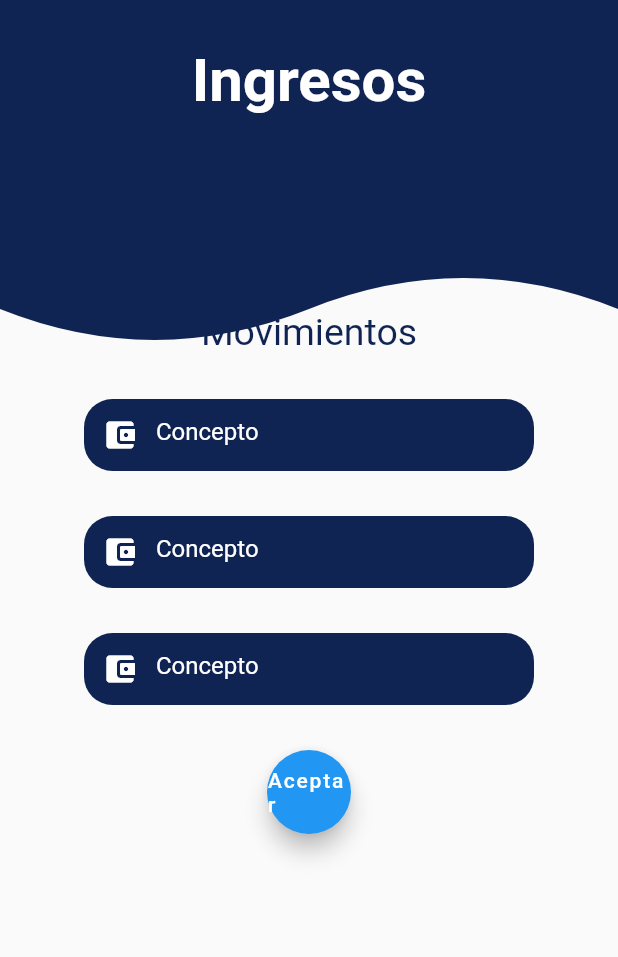
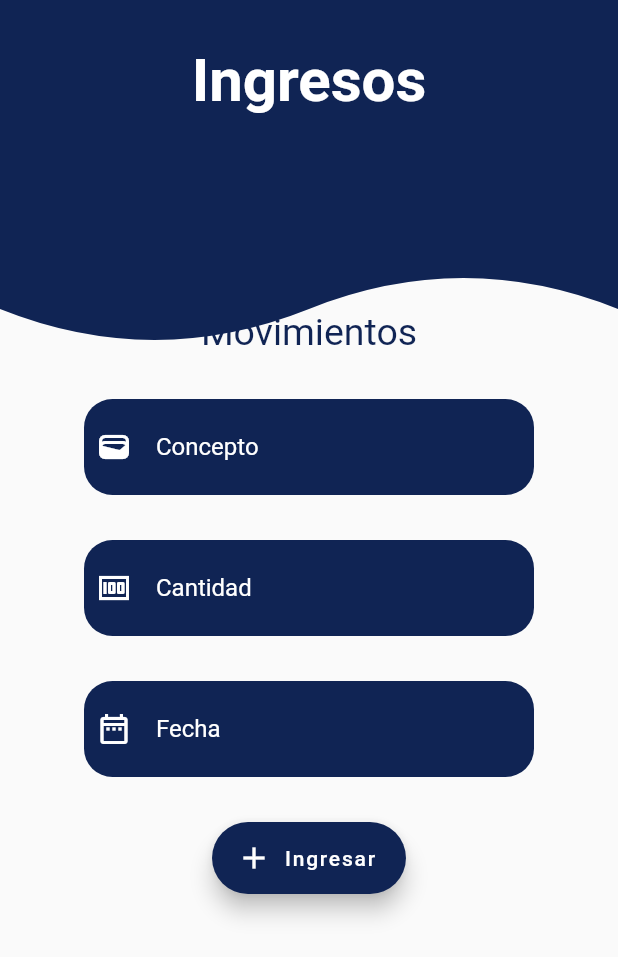
Before and after one commit to juanpivl/gastos, a Flutter app: the IngresosPage screen opened directly, on a phone screen of 412 x 824 dp. Shown: the top 957 px of the screen. Run offline on Flutter 3.47's test engine with Material 2 defaults, Android fonts, the phone set to English and light mode, and no system bars; our stand-ins replace curved_navigation_bar, firebase_core; accounts and stored records are empty.

Commit message:
ya con base

```diff
--- a/lib/src/pages/add/formulario.dart
+++ b/lib/src/pages/add/formulario.dart
@@ -1,7 +1,11 @@
 import 'package:flutter/material.dart';
 
 class Formulario extends StatelessWidget {
-  const Formulario({super.key});
+
+  final IconData data;
+  final String text;
+
+  const Formulario({super.key, required this.data, required this.text});
 
 
 
@@ -14,16 +18,18 @@ class Formulario extends StatelessWidget {
               width: 300,
               decoration: BoxDecoration(
                   color: const Color.fromRGBO(16, 36, 84, 1), borderRadius: BorderRadius.circular(19)),
+              child: Padding(
+                padding: const EdgeInsets.all(8.0),
                 child: TextFormField(
+
                   style: const TextStyle(color: Colors.white),
                   decoration: InputDecoration(
+
                     border: InputBorder.none,
-                  prefixIcon: const Icon(
-                    Icons.account_balance_wallet_rounded,
-                    color: Colors.white,
-                  ),
+                    icon: Icon(data,color: Colors.white,),
+
                     focusColor: Theme.of(context).primaryColor,
-                  hintText: "Concepto",
+                    hintText: text,
                     hintStyle: const TextStyle(color: Colors.white)
 
                   ),
@@ -33,6 +39,7 @@ class Formulario extends StatelessWidget {
 
                   },
                 ),
+              ),
             );
   }
 }
--- a/lib/src/pages/add/ingresos.dart
+++ b/lib/src/pages/add/ingresos.dart
@@ -19,15 +19,14 @@ class IngresosPage extends StatelessWidget {
                 SizedBox(height: 100,),
                 Center(child: Text('Movimientos',style: TextStyle(fontSize: 25,color: Color.fromRGBO(16, 36, 84, 1)),)),
                  SizedBox(height: 30,),
-                Formulario(),
+                Formulario(data: Icons.wallet_rounded,text: 'Concepto',),
                 SizedBox(height: 30,),
-                Formulario(),
+                Formulario(data: Icons.money,text: 'Cantidad',),
                 SizedBox(height: 30,),
-                Formulario(),
+                Formulario(data: Icons.date_range_outlined,text: 'Fecha',),
                  SizedBox(height: 30,),
 
-                 FloatingActionButton(onPressed: null,
-                 child: Text('Aceptar'),)
+                 FloatingActionButton.extended(onPressed: null , label: Text('Ingresar'),backgroundColor: Color.fromRGBO(16, 36, 84, 1),icon: Icon(Icons.add),)
 
             ],
 
--- a/pubspec.yaml
+++ b/pubspec.yaml
@@ -31,6 +31,7 @@ environment:
 dependencies:
   cupertino_icons: ^1.0.2
   curved_navigation_bar: ^1.0.3
+  firebase_core: ^1.22.0
   flutter:
     sdk: flutter
 
```
Also changed, not shown: lib/main.dart (+10 -3 lines), lib/firebase_options.dart (added), pubspec.lock, 7 other files. Lines whose indentation alone changed are shown as unchanged.
